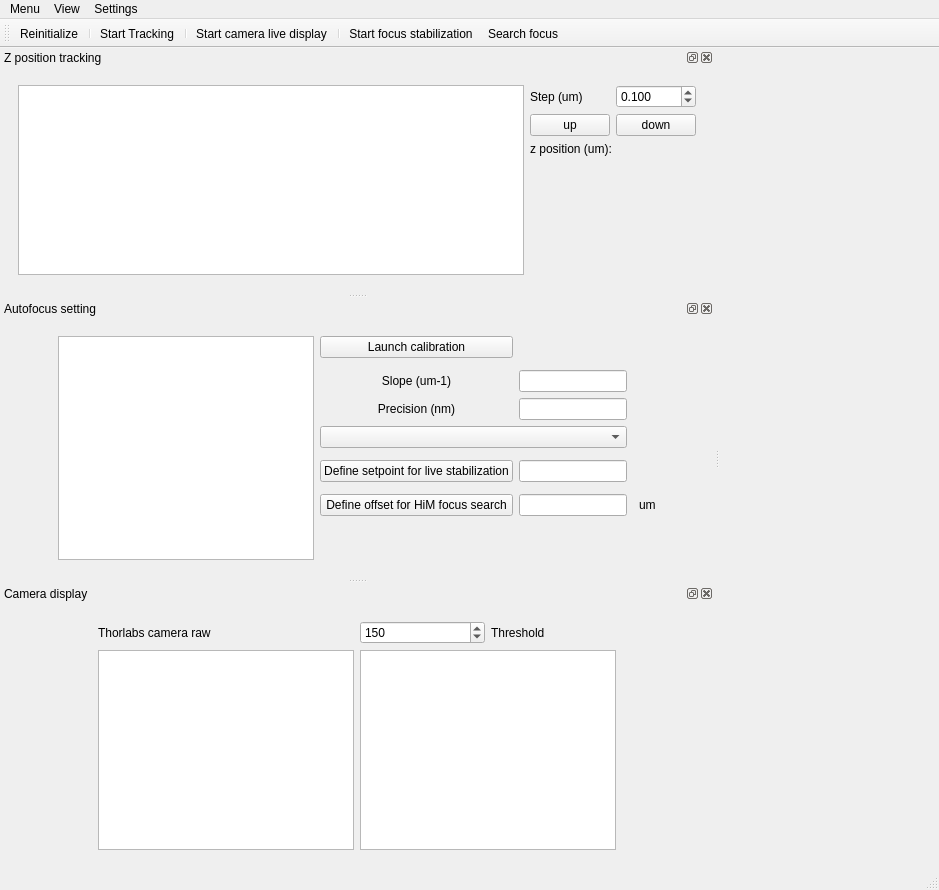
NollmannLab/qudi-HiM, file gui/focus/ui_focus_v3.ui: the form before one commit.
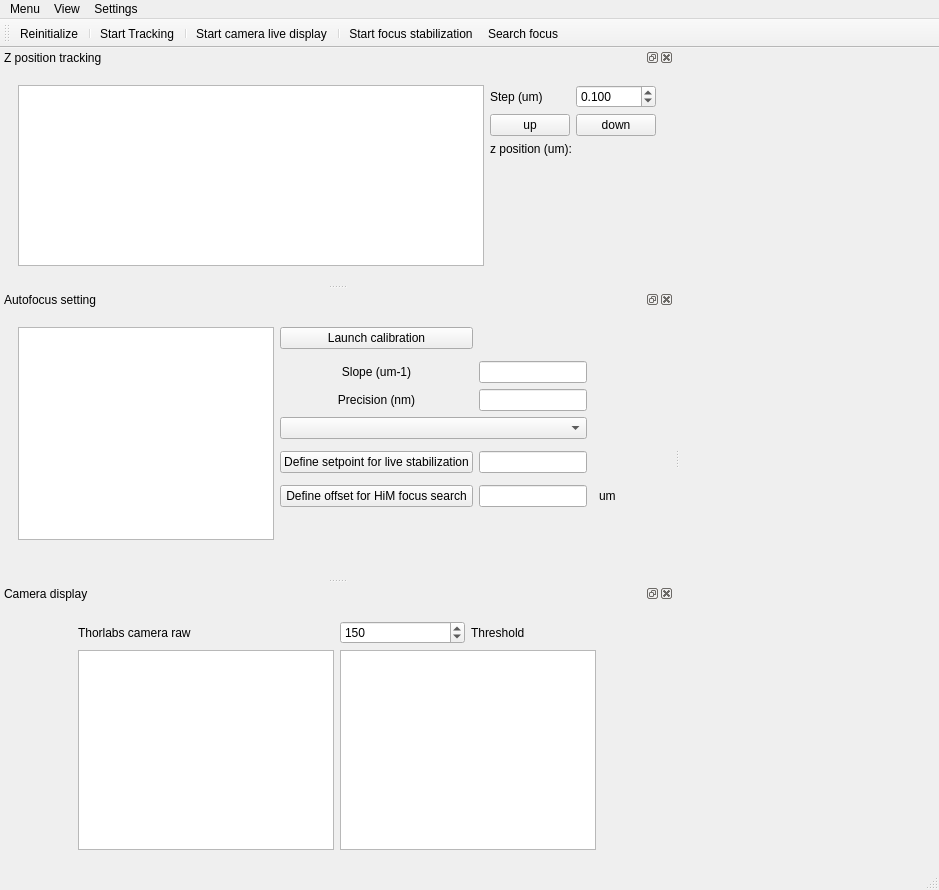
The form after the commit. Custom widgets are drawn as their Qt base class.

Commit message: Update format of the autofocus calibration display

Diff of the .ui file:
```diff
--- a/gui/focus/ui_focus_v3.ui
+++ b/gui/focus/ui_focus_v3.ui
@@ -168,14 +168,14 @@
         <bool>true</bool>
        </property>
        <layout class="QGridLayout" name="gridLayout_7">
-        <item row="8" column="4">
+        <item row="8" column="3">
          <widget class="QPushButton" name="find_offset_PushButton">
           <property name="text">
            <string>Define offset for HiM focus search</string>
           </property>
          </widget>
         </item>
-        <item row="0" column="4">
+        <item row="0" column="3">
          <widget class="QPushButton" name="calibration_PushButton">
           <property name="text">
            <string>Launch calibration</string>
@@ -185,7 +185,7 @@
           </property>
          </widget>
         </item>
-        <item row="6" column="4">
+        <item row="6" column="3">
          <widget class="QPushButton" name="setpoint_PushButton">
           <property name="text">
            <string>Define setpoint for live stabilization</string>
@@ -193,22 +193,48 @@
          </widget>
         </item>
         <item row="8" column="7">
+         <spacer name="horizontalSpacer_6">
+          <property name="orientation">
+           <enum>Qt::Horizontal</enum>
+          </property>
+          <property name="sizeHint" stdset="0">
+           <size>
+            <width>40</width>
+            <height>20</height>
+           </size>
+          </property>
+         </spacer>
+        </item>
+        <item row="8" column="6">
          <widget class="QLabel" name="offset_unit_label">
           <property name="text">
            <string>um</string>
           </property>
          </widget>
         </item>
-        <item row="6" column="5">
+        <item row="6" column="4">
          <widget class="QLineEdit" name="setpoint_lineEdit"/>
         </item>
-        <item row="2" column="5">
+        <item row="2" column="4">
          <widget class="QLineEdit" name="slope_lineEdit"/>
         </item>
-        <item row="3" column="5">
-         <widget class="QLineEdit" name="precision_lineEdit"/>
-        </item>
         <item row="3" column="4">
+         <widget class="QLineEdit" name="precision_lineEdit"/>
+        </item>
+        <item row="10" column="0">
+         <spacer name="horizontalSpacer_5">
+          <property name="orientation">
+           <enum>Qt::Horizontal</enum>
+          </property>
+          <property name="sizeHint" stdset="0">
+           <size>
+            <width>40</width>
+            <height>20</height>
+           </size>
+          </property>
+         </spacer>
+        </item>
+        <item row="3" column="3">
          <widget class="QLabel" name="label_3">
           <property name="text">
            <string>Precision (nm)</string>
@@ -218,27 +244,14 @@
           </property>
          </widget>
         </item>
-        <item row="0" column="1" rowspan="10" colspan="2">
+        <item row="0" column="0" rowspan="10" colspan="3">
          <widget class="PlotWidget" name="calibration_PlotWidget">
           <property name="dragMode">
            <enum>QGraphicsView::ScrollHandDrag</enum>
           </property>
          </widget>
         </item>
-        <item row="0" column="0">
-         <spacer name="horizontalSpacer">
-          <property name="orientation">
-           <enum>Qt::Horizontal</enum>
-          </property>
-          <property name="sizeHint" stdset="0">
-           <size>
-            <width>40</width>
-            <height>20</height>
-           </size>
-          </property>
-         </spacer>
-        </item>
-        <item row="2" column="4">
+        <item row="2" column="3">
          <widget class="QLabel" name="slope_Label">
           <property name="text">
            <string>Slope (um-1)</string>
@@ -248,10 +261,23 @@
           </property>
          </widget>
         </item>
-        <item row="4" column="4" colspan="2">
+        <item row="4" column="3" colspan="2">
          <widget class="QComboBox" name="comboBox"/>
         </item>
-        <item row="9" column="4" colspan="4">
+        <item row="10" column="2">
+         <spacer name="horizontalSpacer_7">
+          <property name="orientation">
+           <enum>Qt::Horizontal</enum>
+          </property>
+          <property name="sizeHint" stdset="0">
+           <size>
+            <width>40</width>
+            <height>20</height>
+           </size>
+          </property>
+         </spacer>
+        </item>
+        <item row="9" column="3" colspan="4">
          <spacer name="verticalSpacer_2">
           <property name="orientation">
            <enum>Qt::Vertical</enum>
@@ -264,10 +290,10 @@
           </property>
          </spacer>
         </item>
-        <item row="8" column="5">
+        <item row="8" column="4">
          <widget class="QLineEdit" name="offset_lineEdit"/>
         </item>
-        <item row="8" column="8">
+        <item row="10" column="1">
          <spacer name="horizontalSpacer_2">
           <property name="orientation">
            <enum>Qt::Horizontal</enum>
```
